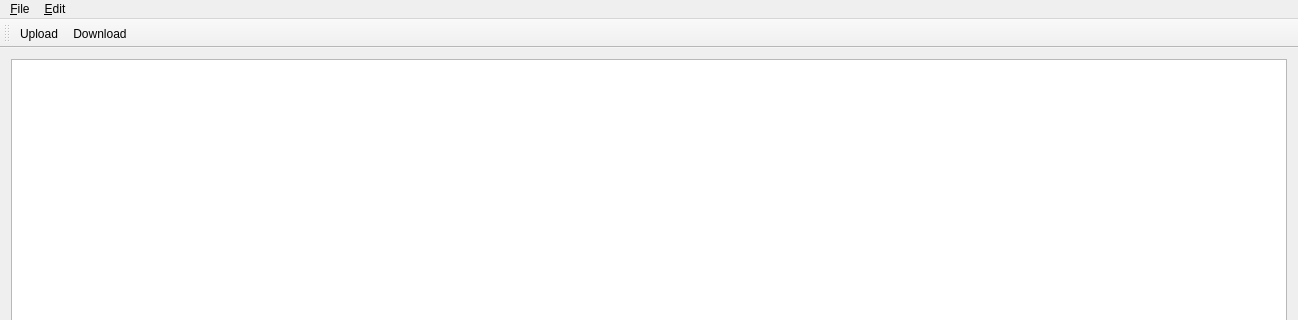
fthorey/swiftler-simu, file robotnik/ui/mainwindow.ui: the form before one commit; both pictures show x 0 to 1298 and y 0 to 320 of the 1298 by 719 pixel window.
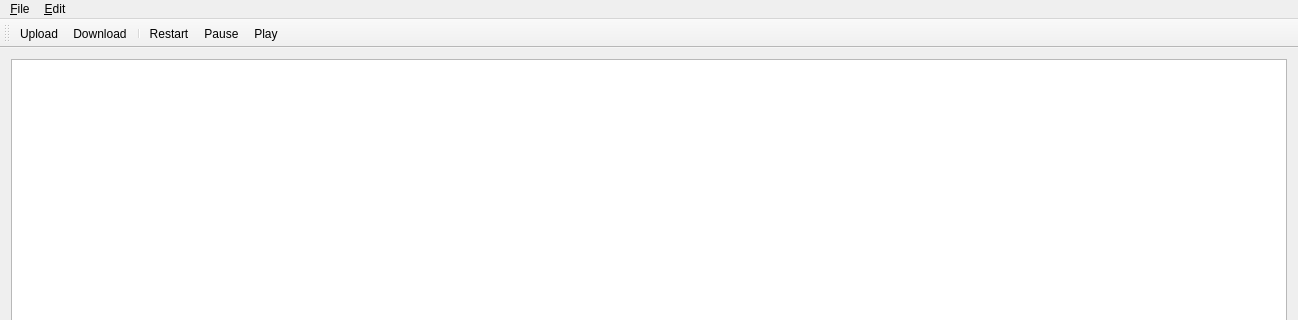
The form after the commit. Icons and pictures are not drawn.

Commit message: Extend gui with start stop pause methods

```diff
--- a/robotnik/ui/mainwindow.ui
+++ b/robotnik/ui/mainwindow.ui
@@ -55,6 +55,10 @@
    </attribute>
    <addaction name="action_Upload"/>
    <addaction name="action_Download"/>
+   <addaction name="separator"/>
+   <addaction name="action_Restart"/>
+   <addaction name="action_Pause"/>
+   <addaction name="action_Play"/>
   </widget>
   <widget class="QStatusBar" name="statusBar"/>
   <action name="action_Upload">
@@ -81,6 +85,33 @@
     <string>Download</string>
    </property>
   </action>
+  <action name="action_Play">
+   <property name="icon">
+    <iconset resource="icons.qrc">
+     <normaloff>:/new/myRessources/icons/Play-Disabled-icon.png</normaloff>:/new/myRessources/icons/Play-Disabled-icon.png</iconset>
+   </property>
+   <property name="text">
+    <string>&amp;Play</string>
+   </property>
+  </action>
+  <action name="action_Pause">
+   <property name="icon">
+    <iconset resource="icons.qrc">
+     <normaloff>:/new/myRessources/icons/Pause-Disabled-icon.png</normaloff>:/new/myRessources/icons/Pause-Disabled-icon.png</iconset>
+   </property>
+   <property name="text">
+    <string>&amp;Pause</string>
+   </property>
+  </action>
+  <action name="action_Restart">
+   <property name="icon">
+    <iconset resource="icons.qrc">
+     <normaloff>:/new/myRessources/icons/Play-Mode-Repeat-All-Disabled-icon.png</normaloff>:/new/myRessources/icons/Play-Mode-Repeat-All-Disabled-icon.png</iconset>
+   </property>
+   <property name="text">
+    <string>&amp;Restart</string>
+   </property>
+  </action>
  </widget>
  <layoutdefault spacing="6" margin="11"/>
  <resources>
```
Left out of the diff: 2 changed lines with no effect on the pictures. The commit also changes 5 other files.
